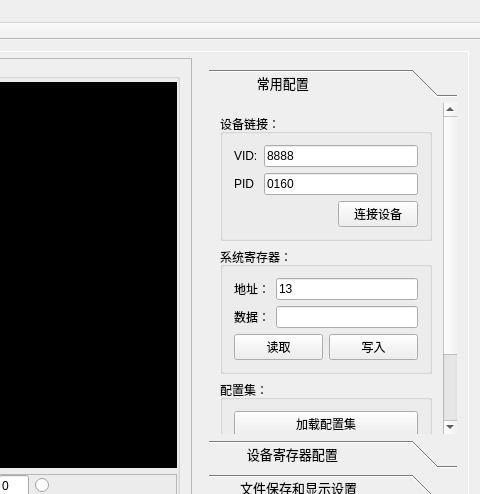
Qt form mainwindow.ui (heathen557/show3DPointCloud) before a commit; both pictures show x 801 to 1281 and y 0 to 494 of the 1281 by 729 pixel window.
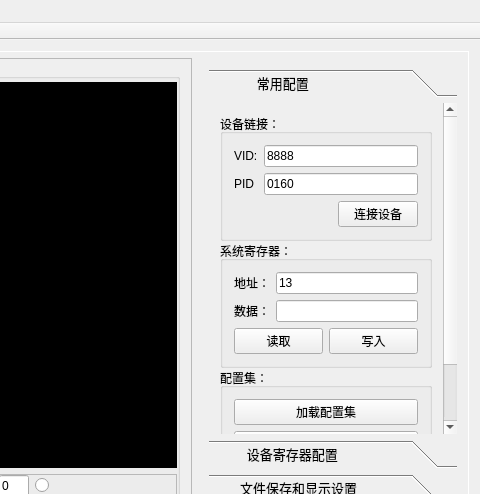
The same form after that commit. The open tabs and pages were chosen to show the change. Icons and pictures are not drawn. Custom widgets are drawn as their Qt base class.

What changed in the file:
```diff
--- a/mainwindow.ui
+++ b/mainwindow.ui
@@ -377,8 +377,8 @@
                 <rect>
                  <x>0</x>
                  <y>0</y>
-                 <width>235</width>
-                 <height>383</height>
+                 <width>252</width>
+                 <height>369</height>
                 </rect>
                </property>
                <attribute name="label">
@@ -387,6 +387,9 @@
                <layout class="QGridLayout" name="gridLayout_10">
                 <item row="0" column="0">
                  <layout class="QVBoxLayout" name="verticalLayout_3">
+                  <property name="spacing">
+                   <number>0</number>
+                  </property>
                   <item>
                    <widget class="QGroupBox" name="groupBox_4">
                     <property name="maximumSize">
```
Left out of the diff: 2 changed lines with no effect on the pictures.
